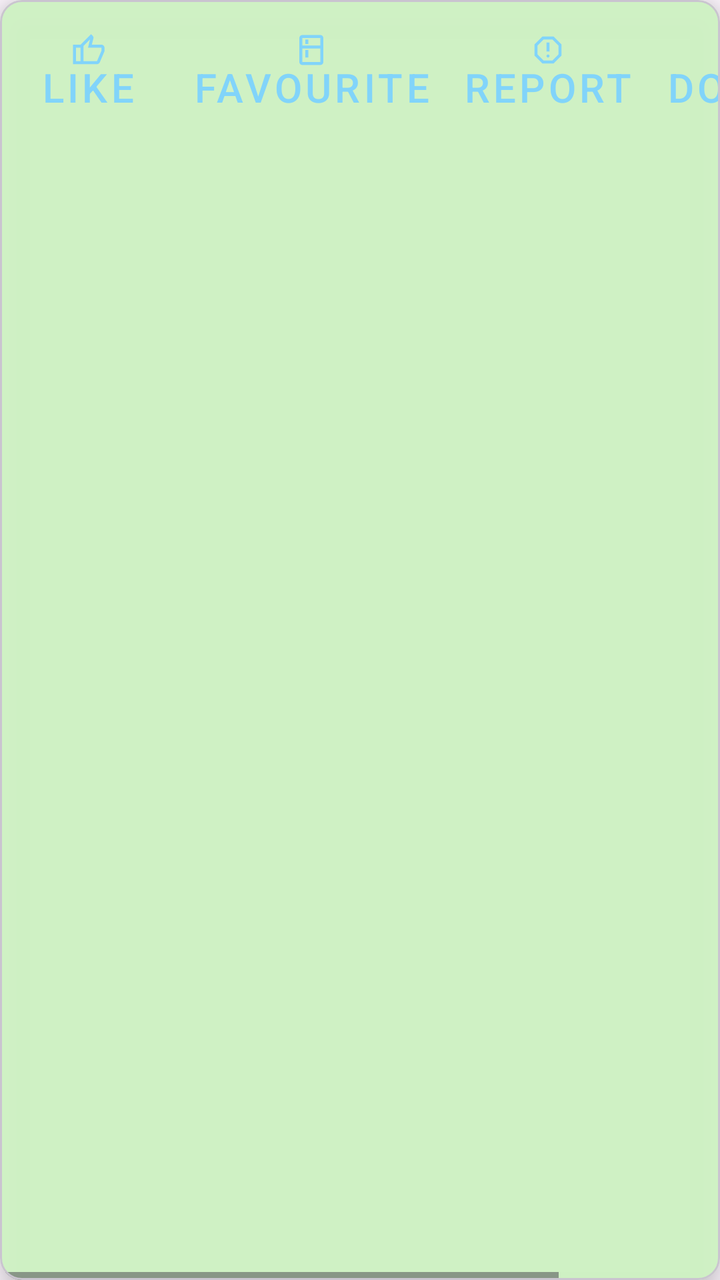
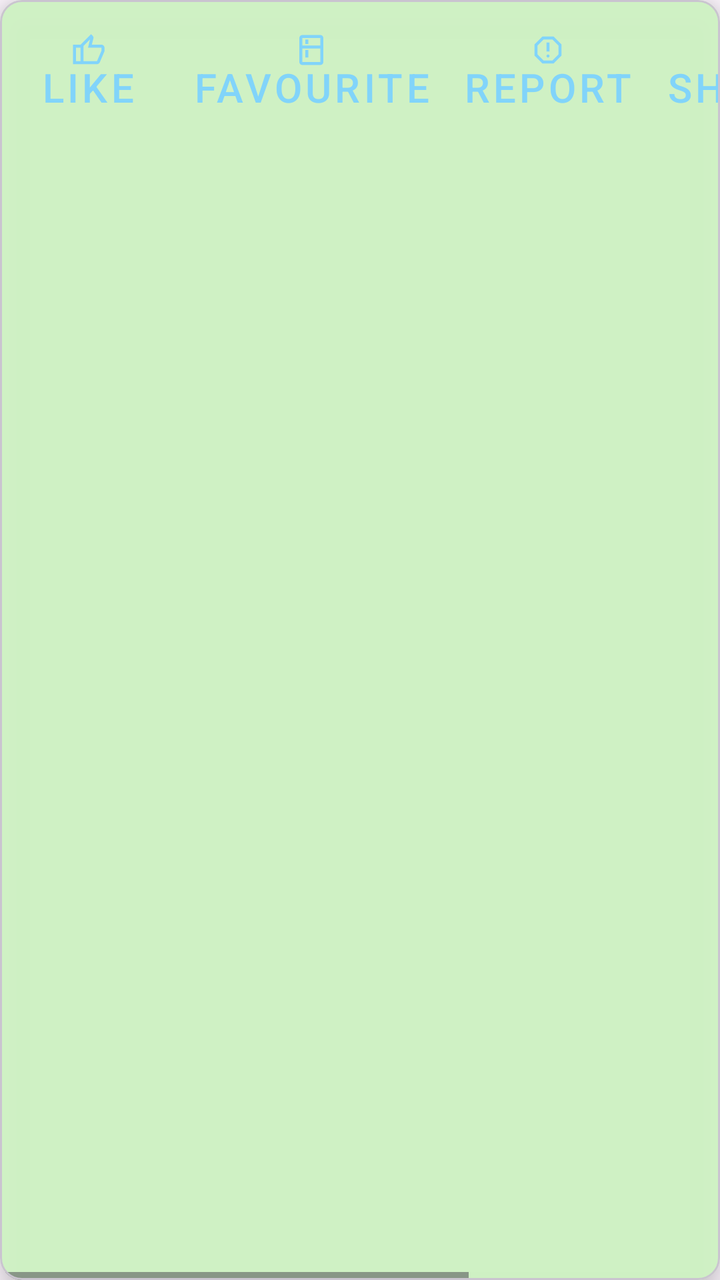

The first picture is an Android layout as it rendered before a commit; the second is the same layout after the commit. The layout source and the unified diff follow.
<!-- AndroidManifest.xml: application theme Theme.Ottohub_andriod -->
<!-- res/layout/action_bar_card.xml -->
<com.google.android.material.card.MaterialCardView android:layout_width="match_parent"
    android:layout_height="wrap_content"
    xmlns:app="http://schemas.android.com/apk/res-auto"
    android:layout_margin="5dp"
    app:cardCornerRadius="11dp"
    app:layout_constraintTop_toBottomOf="@+id/wvContent"
    app:cardElevation="11dp"
    android:tag="themed|background"
    app:cardBackgroundColor="#FCCFF1C4"
    xmlns:android="http://schemas.android.com/apk/res/android">
    <HorizontalScrollView
        android:layout_width="match_parent"
        android:layout_height="match_parent">

        <LinearLayout
            android:layout_width="wrap_content"
            android:layout_height="match_parent"
            android:orientation="horizontal">
            <LinearLayout
                android:id="@+id/group_user"
                android:layout_width="wrap_content"
                android:layout_height="wrap_content">
            <com.google.android.material.button.MaterialButton
                android:id="@+id/btn_like"
                style="@style/Widget.MaterialComponents.Button.TextButton.Icon"
                android:text="@string/like"
                app:icon="@drawable/thumb_up_24dp"
                app:iconGravity="textTop"
                app:iconPadding="2dp"
                android:textSize="20sp"
                android:layout_width="wrap_content"
                android:layout_height="wrap_content"/>
            <com.google.android.material.button.MaterialButton
                android:id="@+id/btn_favourite"
                style="@style/Widget.MaterialComponents.Button.TextButton.Icon"
                android:text="@string/favourite"
                app:icon="@drawable/kitchen_24dp"
                app:iconGravity="textTop"
                app:iconPadding="2dp"
                android:textSize="20sp"
                android:layout_width="wrap_content"
                android:layout_height="wrap_content"/>
            <com.google.android.material.button.MaterialButton
                android:id="@+id/btn_report"
                style="@style/Widget.MaterialComponents.Button.TextButton.Icon"
                android:text="@string/report"
                app:icon="@drawable/report_24dp"
                app:iconGravity="textTop"
                app:iconPadding="2dp"
                android:textSize="20sp"
                android:layout_width="wrap_content"
                android:layout_height="wrap_content"/>
            <com.google.android.material.button.MaterialButton
                android:id="@+id/btn_download"
                style="@style/Widget.MaterialComponents.Button.TextButton.Icon"
                android:text="@string/download"
                app:icon="@drawable/download_2_24dp"
                app:iconGravity="textTop"
                app:iconPadding="2dp"
                android:textSize="20sp"
                android:layout_width="wrap_content"
                android:layout_height="wrap_content"/>
            </LinearLayout>
            <LinearLayout
                android:visibility="gone"
                android:id="@+id/group_audit"
                android:layout_width="wrap_content"
                android:layout_height="wrap_content">
                <com.google.android.material.button.MaterialButton
                    android:id="@+id/btn_approve"
                    style="@style/Widget.MaterialComponents.Button.TextButton.Icon"
                    android:text="@string/approve"
                    app:icon="@drawable/order_approve_24dp"
                    app:iconGravity="textTop"
                    app:iconPadding="2dp"
                    android:textSize="20sp"
                    android:layout_width="wrap_content"
                    android:layout_height="wrap_content"/>
                <com.google.android.material.button.MaterialButton
                    android:id="@+id/btn_reject"
                    style="@style/Widget.MaterialComponents.Button.TextButton.Icon"
                    android:text="@string/reject"
                    app:icon="@drawable/contract_delete_24dp"
                    app:iconGravity="textTop"
                    app:iconPadding="2dp"
                    android:textSize="20sp"
                    android:layout_width="wrap_content"
                    android:layout_height="wrap_content"/>

            </LinearLayout>
        </LinearLayout>
    </HorizontalScrollView>
</com.google.android.material.card.MaterialCardView>
<!-- resources referenced by this layout -->
<resources>
  <!-- drawable download_2_24dp (drawable) -->
  <vector xmlns:android="http://schemas.android.com/apk/res/android"
      android:width="24dp"
      android:height="24dp"
      android:viewportWidth="960"
      android:viewportHeight="960">
    <path
        android:pathData="M160,880v-80h640v80L160,880ZM480,720L200,360h160v-280h240v280h160L480,720ZM480,590 L596,440h-76v-280h-80v280h-76l116,150ZM480,440Z"
        android:fillColor="#1f1f1f"/>
  </vector>
  <!-- drawable kitchen_24dp (drawable) -->
  <vector xmlns:android="http://schemas.android.com/apk/res/android"
      android:width="24dp"
      android:height="24dp"
      android:viewportWidth="960"
      android:viewportHeight="960">
    <path
        android:pathData="M320,320v-120h80v120h-80ZM320,680v-200h80v200h-80ZM240,880q-33,0 -56.5,-23.5T160,800v-640q0,-33 23.5,-56.5T240,80h480q33,0 56.5,23.5T800,160v640q0,33 -23.5,56.5T720,880L240,880ZM240,800h480v-360L240,440v360ZM240,360h480v-200L240,160v200Z"
        android:fillColor="#1f1f1f"/>
  </vector>
  <!-- drawable report_24dp (drawable) -->
  <vector xmlns:android="http://schemas.android.com/apk/res/android"
      android:width="24dp"
      android:height="24dp"
      android:viewportWidth="960"
      android:viewportHeight="960">
    <path
        android:pathData="M480,680q17,0 28.5,-11.5T520,640q0,-17 -11.5,-28.5T480,600q-17,0 -28.5,11.5T440,640q0,17 11.5,28.5T480,680ZM440,520h80v-240h-80v240ZM330,840 L120,630v-300l210,-210h300l210,210v300L630,840L330,840ZM364,760h232l164,-164v-232L596,200L364,200L200,364v232l164,164ZM480,480Z"
        android:fillColor="#1f1f1f"/>
  </vector>
  <!-- drawable thumb_up_24dp (drawable) -->
  <vector xmlns:android="http://schemas.android.com/apk/res/android"
      android:width="24dp"
      android:height="24dp"
      android:viewportWidth="960"
      android:viewportHeight="960">
    <path
        android:pathData="M720,840L280,840v-520l280,-280 50,50q7,7 11.5,19t4.5,23v14l-44,174h258q32,0 56,24t24,56v80q0,7 -2,15t-4,15L794,792q-9,20 -30,34t-44,14ZM360,760h360l120,-280v-80L480,400l54,-220 -174,174v406ZM360,354v406,-406ZM280,320v80L160,400v360h120v80L80,840v-520h200Z"
        android:fillColor="#1f1f1f"/>
  </vector>
  <string name="approve">Approve</string>
  <string name="download">Download</string>
  <string name="favourite">favourite</string>
  <string name="like">Like</string>
  <string name="reject">Reject</string>
  <string name="report">report</string>
  <style name="Theme.Ottohub_andriod" parent="Theme.Material3.Light.NoActionBar">
          
          <item name="colorPrimary">@color/teal_200</item>
          <item name="colorPrimaryVariant">@color/teal_700</item>
          <item name="colorOnPrimary">@color/white</item>
          
          <item name="colorSecondary">@color/purple_500</item>
          <item name="colorSecondaryVariant">@color/purple_700</item>
          <item name="colorOnSecondary">@color/black</item>
          
          <item name="android:statusBarColor">?attr/colorPrimary</item>
  
      </style>
  <color name="teal_200">#81D4FA</color>
  <color name="teal_700">#FF018786</color>
  <color name="white">#FFFFFFFF</color>
  <color name="purple_500">#FF6200EE</color>
  <color name="purple_700">#FF3700B3</color>
  <color name="black">#FF000000</color>
  <!-- unchanged entries left out for length: 2 -->
</resources>

<!-- the commit's change to res/layout/action_bar_card.xml (unified diff, before → after) -->
@@ -21,6 +21,7 @@
                 android:layout_width="wrap_content"
                 android:layout_height="wrap_content">
             <com.google.android.material.button.MaterialButton
+                android:tag="themed|icon"
                 android:id="@+id/btn_like"
                 style="@style/Widget.MaterialComponents.Button.TextButton.Icon"
                 android:text="@string/like"
@@ -31,6 +32,7 @@
                 android:layout_width="wrap_content"
                 android:layout_height="wrap_content"/>
             <com.google.android.material.button.MaterialButton
+                android:tag="themed|icon"
                 android:id="@+id/btn_favourite"
                 style="@style/Widget.MaterialComponents.Button.TextButton.Icon"
                 android:text="@string/favourite"
@@ -41,6 +43,7 @@
                 android:layout_width="wrap_content"
                 android:layout_height="wrap_content"/>
             <com.google.android.material.button.MaterialButton
+                android:tag="themed|icon"
                 android:id="@+id/btn_report"
                 style="@style/Widget.MaterialComponents.Button.TextButton.Icon"
                 android:text="@string/report"
@@ -50,8 +53,20 @@
                 android:textSize="20sp"
                 android:layout_width="wrap_content"
                 android:layout_height="wrap_content"/>
+                <com.google.android.material.button.MaterialButton
+                    android:tag="themed|icon"
+                    android:id="@+id/btn_share"
+                    style="@style/Widget.MaterialComponents.Button.TextButton.Icon"
+                    android:text="@string/share"
+                    app:icon="@drawable/send_24dp"
+                    app:iconGravity="textTop"
+                    app:iconPadding="2dp"
+                    android:textSize="20sp"
+                    android:layout_width="wrap_content"
+                    android:layout_height="wrap_content"/>
             <com.google.android.material.button.MaterialButton
                 android:id="@+id/btn_download"
+                android:tag="themed|icon"
                 style="@style/Widget.MaterialComponents.Button.TextButton.Icon"
                 android:text="@string/download"
                 app:icon="@drawable/download_2_24dp"
<!-- resource entries referenced after the edit -->
@@ -30,6 +30,16 @@
         android:pathData="M480,680q17,0 28.5,-11.5T520,640q0,-17 -11.5,-28.5T480,600q-17,0 -28.5,11.5T440,640q0,17 11.5,28.5T480,680ZM440,520h80v-240h-80v240ZM330,840 L120,630v-300l210,-210h300l210,210v300L630,840L330,840ZM364,760h232l164,-164v-232L596,200L364,200L200,364v232l164,164ZM480,480Z"
         android:fillColor="#1f1f1f"/>
   </vector>
+  <!-- drawable send_24dp (drawable) -->
+  <vector xmlns:android="http://schemas.android.com/apk/res/android"
+      android:width="24dp"
+      android:height="24dp"
+      android:viewportWidth="960"
+      android:viewportHeight="960">
+    <path
+        android:pathData="M120,800v-640l760,320 -760,320ZM200,680 L674,480 200,280v140l240,60 -240,60v140ZM200,680v-400,400Z"
+        android:fillColor="#1f1f1f"/>
+  </vector>
   <!-- drawable thumb_up_24dp (drawable) -->
   <vector xmlns:android="http://schemas.android.com/apk/res/android"
       android:width="24dp"
@@ -46,6 +56,7 @@
   <string name="like">Like</string>
   <string name="reject">Reject</string>
   <string name="report">report</string>
+  <string name="share">Share</string>
   <style name="Theme.Ottohub_andriod" parent="Theme.Material3.Light.NoActionBar">
           
           <item name="colorPrimary">@color/teal_200</item>
